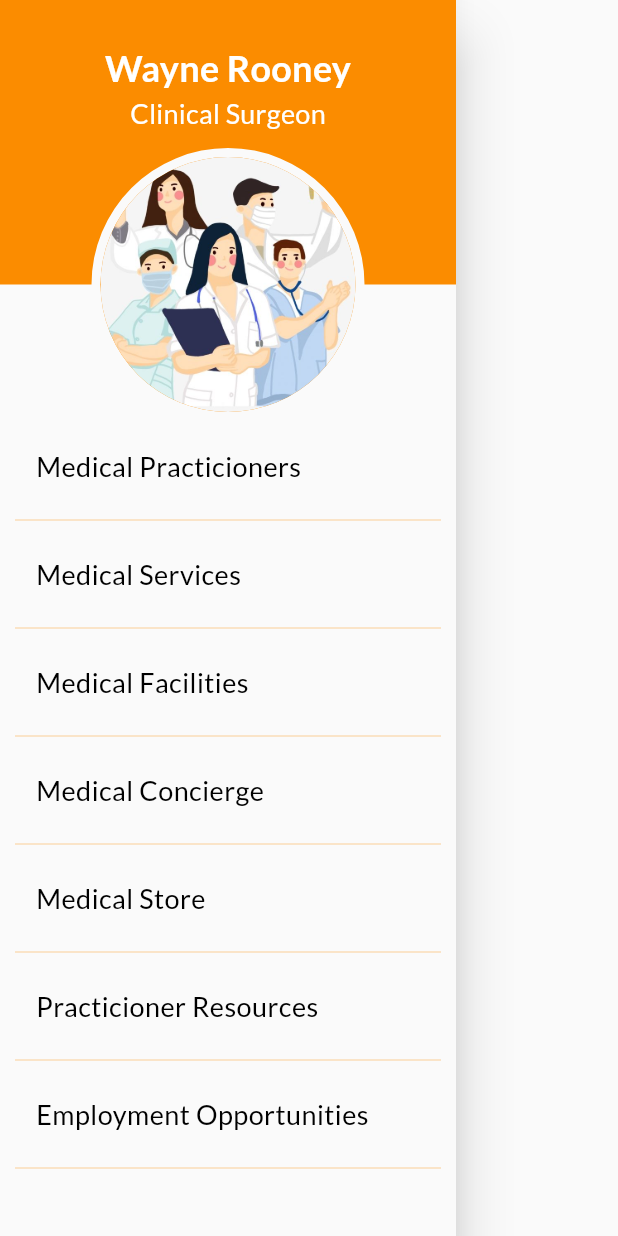
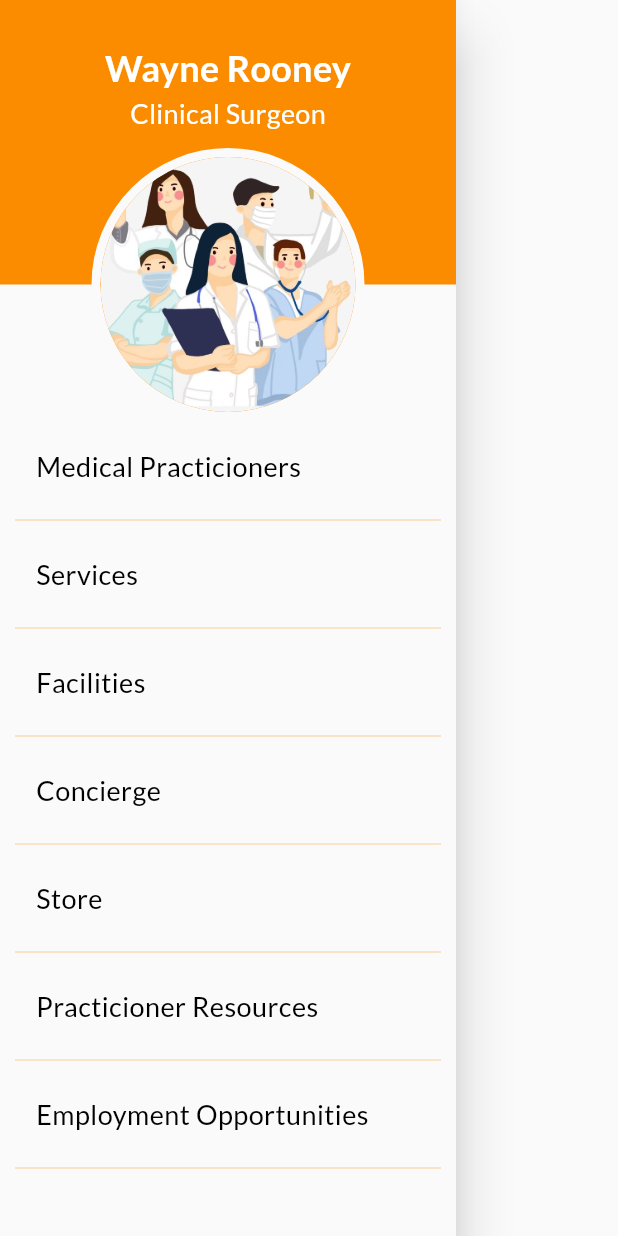
Before and after one commit to CarltonK/doctors_of_kenya, a Flutter app: the AppDrawer widget shown alone on an empty page, opened directly, on a phone screen of 412 x 824 dp. Run offline on Flutter 3.47's test engine with Material 2 defaults, Android fonts, the light colour scheme and no system bars; our stand-ins replace cached_network_image, firebase_core, flutter_spinkit, google_fonts; accounts and stored records are empty; network calls fail.

Commit message:
remove "medical" from menu items

```diff
--- a/lib/widgets/app_drawer.dart
+++ b/lib/widgets/app_drawer.dart
@@ -58,7 +58,7 @@ class AppDrawer extends StatelessWidget {
               children: [
                 ListItem(title: 'Medical Practicioners', onTap: () {}),
                 ListItem(
-                  title: 'Medical Services',
+                  title: 'Services',
                   onTap: () {
                     Navigator.of(context).push(
                       SlideLeftTransition(
@@ -68,7 +68,7 @@ class AppDrawer extends StatelessWidget {
                   },
                 ),
                 ListItem(
-                  title: 'Medical Facilities',
+                  title: 'Facilities',
                   onTap: () {
                     Navigator.of(context).push(
                       SlideLeftTransition(
@@ -78,7 +78,7 @@ class AppDrawer extends StatelessWidget {
                   },
                 ),
                 ListItem(
-                  title: 'Medical Concierge',
+                  title: 'Concierge',
                   onTap: () {
                     Navigator.of(context).push(
                       SlideLeftTransition(
@@ -88,7 +88,7 @@ class AppDrawer extends StatelessWidget {
                   },
                 ),
                 ListItem(
-                  title: 'Medical Store',
+                  title: 'Store',
                   onTap: () {
                     Navigator.of(context).push(
                       SlideLeftTransition(
```
